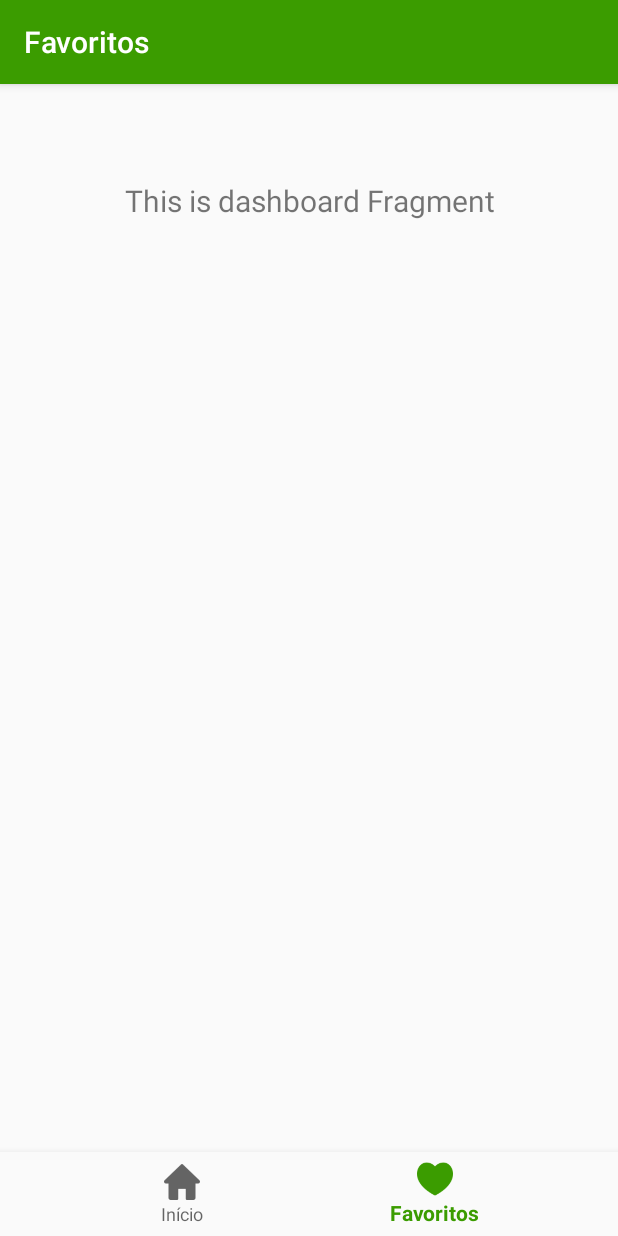
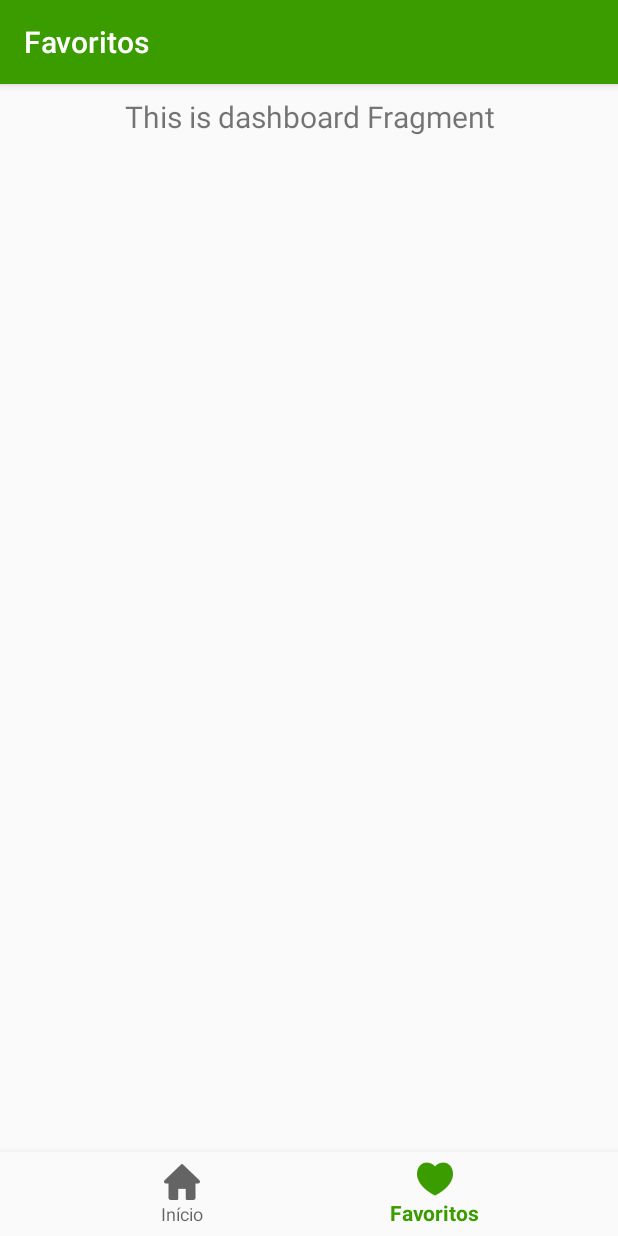
Before and after one commit to JullyLoureiro/AppGloboEsporte, an Android app: the screen it shows after launch (TelaPrincipal), item 2 of the bottom bar chosen, on a phone screen of 412 x 824 dp. Run offline under Robolectric (Android 15) with nearby library versions, the phone set to English and light mode, and no system bars; our stand-ins replace navigation-ui; 1 statement that could not run was skipped.

Commit message:
Tratamento de imagem com Picasso Ajustes de layout

```diff
--- a/app/build.gradle
+++ b/app/build.gradle
@@ -41,4 +41,5 @@ dependencies {
     implementation 'com.squareup.retrofit2:retrofit:2.5.0'
     implementation 'com.squareup.retrofit2:converter-gson:2.5.0'
     implementation 'androidx.cardview:cardview:1.0.0'
+    implementation 'com.squareup.picasso:picasso:2.71828'
 }
--- a/app/src/main/java/com/example/desafioglobo/TelaPrincipal.kt
+++ b/app/src/main/java/com/example/desafioglobo/TelaPrincipal.kt
@@ -32,6 +32,8 @@ class TelaPrincipal : AppCompatActivity() {
                 R.id.navigation_home, R.id.navigation_favorites
             )
         )
+
+
         setupActionBarWithNavController(navController, appBarConfiguration)
         navView.setupWithNavController(navController)
 
--- a/app/src/main/java/com/example/desafioglobo/model/Artigos.kt
+++ b/app/src/main/java/com/example/desafioglobo/model/Artigos.kt
@@ -13,5 +13,5 @@ data class Artigos(
     @SerializedName("autor")
     var autor : String,
     @SerializedName("imagens")
-    var imagens : List<Blob>
+    var imagens : List<String>
 )
--- a/app/src/main/res/layout/activity_main.xml
+++ b/app/src/main/res/layout/activity_main.xml
@@ -1,22 +1,10 @@
 <?xml version="1.0" encoding="utf-8"?>
-<androidx.constraintlayout.widget.ConstraintLayout xmlns:android="http://schemas.android.com/apk/res/android"
+<androidx.constraintlayout.widget.ConstraintLayout
+    xmlns:android="http://schemas.android.com/apk/res/android"
     xmlns:app="http://schemas.android.com/apk/res-auto"
     android:id="@+id/container"
     android:layout_width="match_parent"
-    android:layout_height="match_parent"
-    android:paddingTop="?attr/actionBarSize">
-
-    <com.google.android.material.bottomnavigation.BottomNavigationView
-        android:id="@+id/nav_view"
-        android:layout_width="0dp"
-        android:layout_height="wrap_content"
-        android:layout_marginStart="0dp"
-        android:layout_marginEnd="0dp"
-        android:background="?android:attr/windowBackground"
-        app:layout_constraintBottom_toBottomOf="parent"
-        app:layout_constraintLeft_toLeftOf="parent"
-        app:layout_constraintRight_toRightOf="parent"
-        app:menu="@menu/bottom_nav_menu" />
+    android:layout_height="match_parent">
 
     <fragment
         android:id="@+id/nav_host_fragment"
@@ -30,4 +18,14 @@
         app:layout_constraintTop_toTopOf="parent"
         app:navGraph="@navigation/mobile_navigation" />
 
+    <com.google.android.material.bottomnavigation.BottomNavigationView
+        android:id="@+id/nav_view"
+        android:layout_width="0dp"
+        android:layout_height="wrap_content"
+        android:background="?android:attr/windowBackground"
+        app:layout_constraintBottom_toBottomOf="parent"
+        app:layout_constraintLeft_toLeftOf="parent"
+        app:layout_constraintRight_toRightOf="parent"
+        app:menu="@menu/bottom_nav_menu" />
+
 </androidx.constraintlayout.widget.ConstraintLayout>
--- a/app/src/main/res/layout/fragment_home.xml
+++ b/app/src/main/res/layout/fragment_home.xml
@@ -9,6 +9,7 @@
         app:layout_constraintStart_toStartOf="parent"
         app:layout_constraintTop_toTopOf="parent"
         android:id="@+id/listView"
+        android:divider="@color/transparent"
         android:layout_width="match_parent"
         android:layout_height="match_parent" />
 </androidx.constraintlayout.widget.ConstraintLayout>
--- a/app/src/main/res/values/colors.xml
+++ b/app/src/main/res/values/colors.xml
@@ -3,4 +3,5 @@
     <color name="colorPrimary">#3b9c00</color>
     <color name="colorPrimaryDark">#286109</color>
     <color name="colorAccent">#DA252424</color>
+    <color name="transparent">#00FFFFFF</color>
 </resources>
--- a/app/src/main/res/values/strings.xml
+++ b/app/src/main/res/values/strings.xml
@@ -6,5 +6,5 @@
     <string name="autor">autor</string>
     <string name="data">data</string>
     <string name="titulo">titulo</string>
-    <string name="link_api">http://www.mocky.io/v2/5e45e6303000005d35614f7d/</string>
+    <string name="link_api">http://www.mocky.io/v2/5e49770830000069008c2da5/</string>
 </resources>
--- a/app/src/main/res/values/styles.xml
+++ b/app/src/main/res/values/styles.xml
@@ -16,4 +16,9 @@
         <item name="android:windowBackground">@android:color/white</item>
     </style>
 
+    <style name="NoActionBar" parent="@android:style/Theme.Holo.Light">
+        <item name="android:windowActionBar">false</item>
+        <item name="android:windowNoTitle">true</item>
+    </style>
+
 </resources>
```
Also changed, not shown: app/src/main/java/com/example/desafioglobo/ListAdapter/ListArtigos.kt (+12 -5 lines), app/src/main/res/layout/item_artigo.xml (+29 -35 lines), 1 other file.
